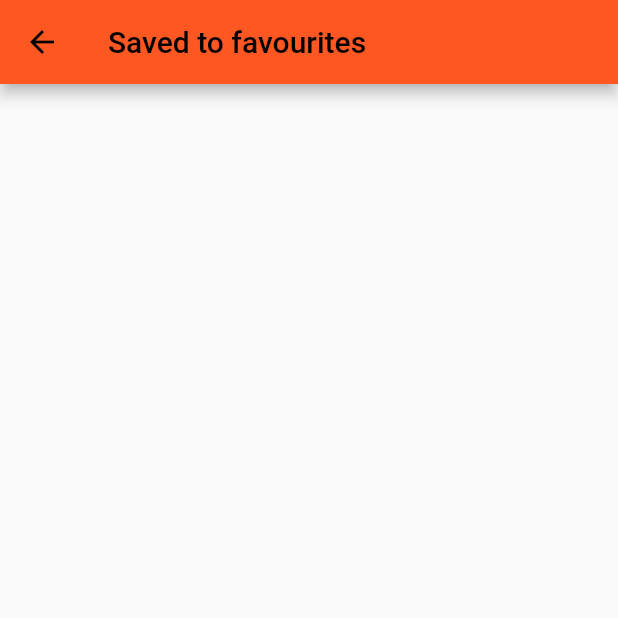
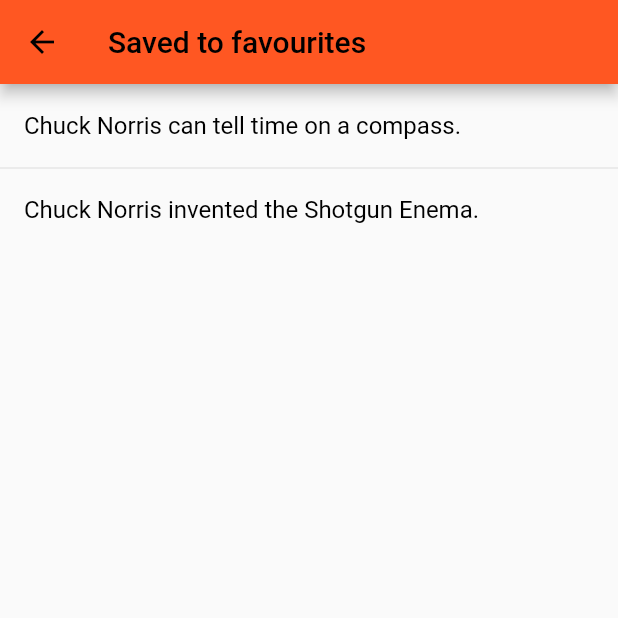
Before and after one commit to Amirka-Kh/first-flutter, a Flutter app: the screen it shows after launch, after a tap on the "list" icon, on a phone screen of 412 x 824 dp, the top half of it. Run offline on Flutter 3.47's test engine with Material 2 defaults, Android fonts, the phone set to English and light mode, and no system bars.

Commit message:
What I did

```diff
--- a/lib/config/styleguide.dart
+++ b/lib/config/styleguide.dart
@@ -23,9 +23,9 @@ class AppTheme {
   );
 
   static const TextStyle subHeading = TextStyle(
-    color: Colors.white,
-    fontSize: 24,
-    fontWeight: FontWeight.w500,
+    color: Colors.black,
+    fontSize: 16,
+    fontWeight: FontWeight.w400,
     inherit: true,
   );
 }
--- a/lib/pages/home.dart
+++ b/lib/pages/home.dart
@@ -18,7 +18,10 @@ class _HomePage extends State<HomePage> {
   ];
 
   var _jokeIndex = 0;
-  final _favourites = <String>{};
+  final _favourites = [
+    "Chuck Norris can tell time on a compass.",
+    "Chuck Norris invented the Shotgun Enema.",
+  ];
 
   @override
   Widget build(BuildContext context) {
@@ -75,6 +78,7 @@ class _HomePage extends State<HomePage> {
               return ListTile(
                 title: Text(
                   joke,
+                  style: AppTheme.subHeading,
                 ),
               );
             },
```
